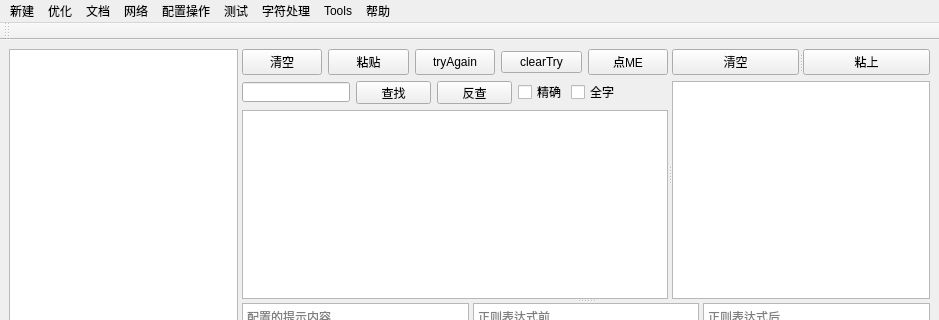
Above: codesets/mainwindow.ui from weilaidb/codetools before the change; both pictures show x 0 to 939 and y 0 to 320 of the 939 by 718 pixel window. Below: the same form after it.
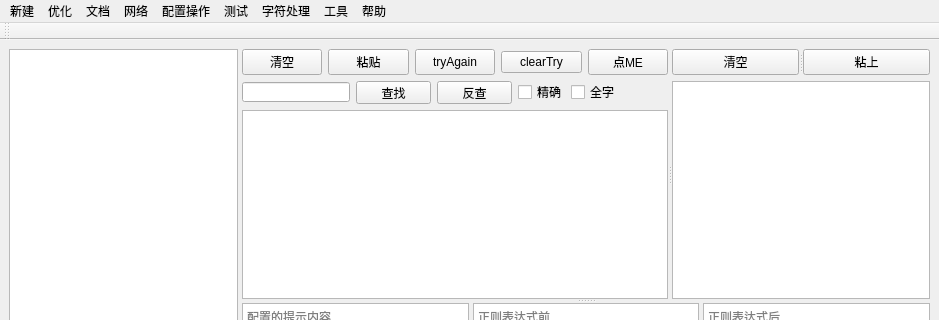
That is the form after the change. Icons and pictures are not drawn.

Patch:
```diff
--- a/codesets/mainwindow.ui
+++ b/codesets/mainwindow.ui
@@ -413,7 +413,7 @@
    </widget>
    <widget class="QMenu" name="menuTools">
     <property name="title">
-     <string>Tools</string>
+     <string>工具</string>
     </property>
     <addaction name="action_delspace"/>
     <addaction name="action_dellastspacesort"/>
```
Left out of the diff: 9 changed lines with no effect on the pictures.
